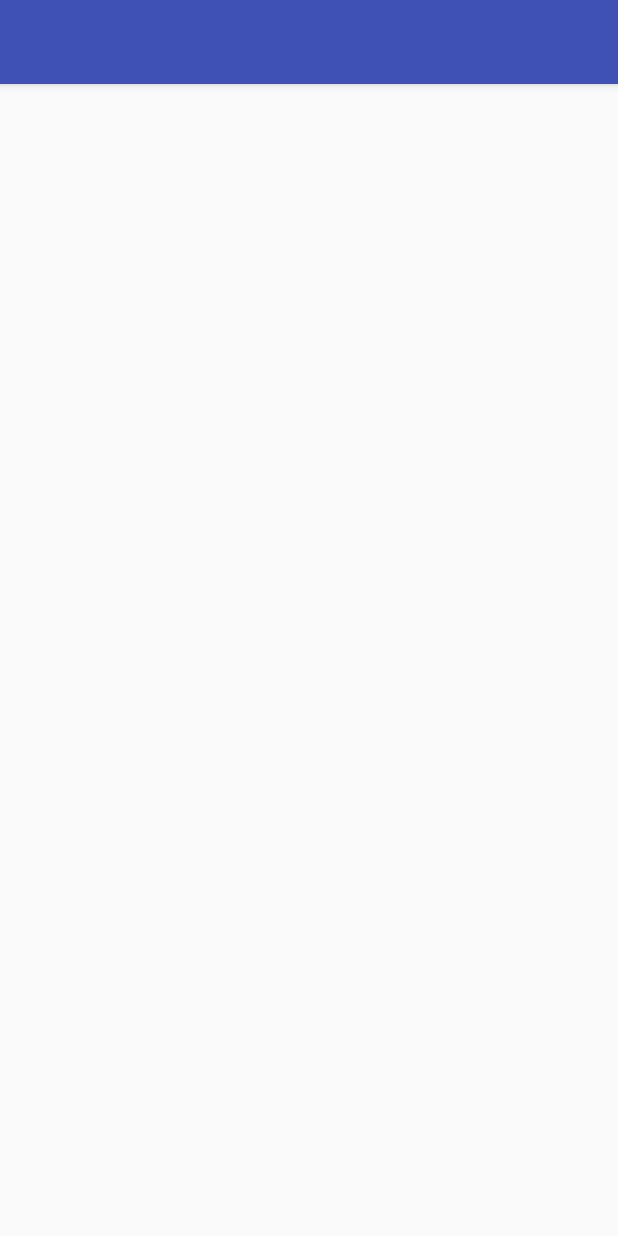
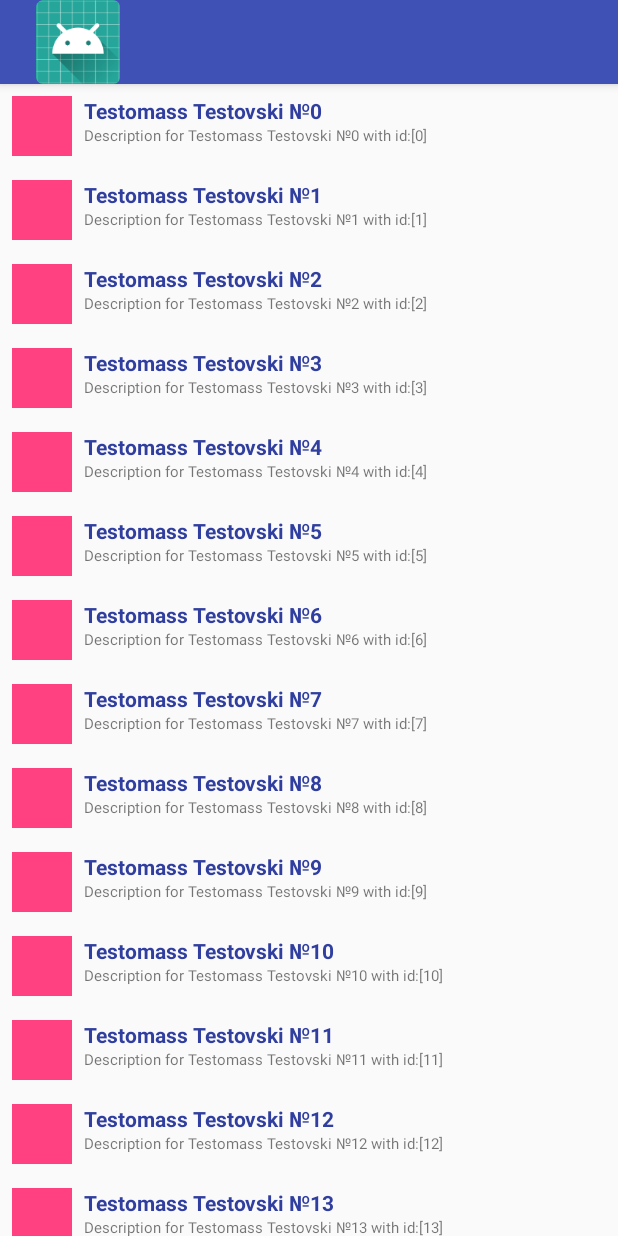
Before and after one commit to simo-andreev/AnimusAnimato, an Android app: the screen it shows after launch (MainActivity), on a phone screen of 412 x 824 dp. Run offline under Robolectric (Android 15) with nearby library versions, the phone set to English and light mode, and no system bars; network calls fail; pictures from the network do not load.

```diff
--- a/app/src/main/AndroidManifest.xml
+++ b/app/src/main/AndroidManifest.xml
@@ -1,5 +1,7 @@
 <manifest xmlns:android="http://schemas.android.com/apk/res/android"
     package="sim.o.bg.animusanimato">
+
+    <uses-permission android:name="android.permission.INTERNET"/>
 
     <application
         android:allowBackup="true"
--- a/app/src/main/java/sim/o/bg/animusanimato/main/MainActivity.java
+++ b/app/src/main/java/sim/o/bg/animusanimato/main/MainActivity.java
@@ -1,16 +1,142 @@
 package sim.o.bg.animusanimato.main;
 
 import android.app.Activity;
+import android.graphics.Bitmap;
+import android.graphics.BitmapFactory;
+import android.graphics.drawable.ColorDrawable;
+import android.os.AsyncTask;
 import android.os.Bundle;
 import android.support.annotation.Nullable;
+import android.support.v4.content.ContextCompat;
+import android.support.v7.widget.RecyclerView;
+import android.support.v7.widget.Toolbar;
+import android.view.View;
+import android.view.ViewGroup;
+import android.widget.ImageView;
+import android.widget.TextView;
+
+import java.io.IOException;
+import java.lang.ref.WeakReference;
+import java.net.MalformedURLException;
+import java.net.URL;
+import java.util.ArrayList;
 
 import sim.o.bg.animusanimato.R;
+import sim.o.bg.animusanimato.model.Client;
 
 public class MainActivity extends Activity {
+    public static ColorDrawable mDefaultBack;
 
     @Override
     protected void onCreate(@Nullable Bundle savedInstanceState) {
         super.onCreate(savedInstanceState);
         setContentView(R.layout.activity_main);
+
+        if (mDefaultBack == null)
+            mDefaultBack = new ColorDrawable(ContextCompat.getColor(MainActivity.this, R.color.colorAccent));
+
+        Toolbar toolbar = findViewById(R.id.toolbar);
+        toolbar.setLogo(R.mipmap.ic_launcher);
+
+        RecyclerView recycler = findViewById(R.id.activity_main_recycler);
+        recycler.setAdapter(new RecyclerView.Adapter<ClientHolder>() {
+            final ArrayList<Client> clients;
+
+            {
+                String nameBase, urlBase;
+                nameBase = "Testomass Testovski №";
+                urlBase = "http://via.placeholder.com/240x240&text=№";
+
+                clients = new ArrayList<>();
+                for (int i = 0; i < 100_000; i++) {
+                    try {
+                        clients.add(new Client(nameBase + i, i, new URL(urlBase + i)));
+                    } catch (MalformedURLException e) {
+                        throw new RuntimeException(e);
+                    }
+                }
+            }
+
+            @Override
+            public ClientHolder onCreateViewHolder(ViewGroup parent, int viewType) {
+                return new ClientHolder(getLayoutInflater().inflate(R.layout.row_image_title_details, parent, false));
+            }
+
+            @Override
+            public void onBindViewHolder(ClientHolder holder, int position) {
+                try {
+                    holder.bind(clients.get(position));
+                } catch (IOException e) {
+                    throw new RuntimeException(e);
+                }
+            }
+
+            @Override
+            public int getItemCount() {
+                return clients.size();
+            }
+        });
+    }
+
+    private class ClientHolder extends RecyclerView.ViewHolder {
+        private final ImageView mPhoto;
+        private final TextView mTitle;
+        private final TextView mDetails;
+        private AsyncImageRetriever mImageRetriever;
+
+        ClientHolder(View itemView) {
+            super(itemView);
+
+            mPhoto = itemView.findViewById(R.id.row_image_title_details_image);
+            mTitle = itemView.findViewById(R.id.row_image_title_details_title);
+            mDetails = itemView.findViewById(R.id.row_image_title_details_details);
+        }
+
+        private void bind(Client client) throws IOException {
+            if (mImageRetriever != null)
+                mImageRetriever.cancel(true);
+
+            mPhoto.setImageDrawable(mDefaultBack);
+
+            mImageRetriever = new AsyncImageRetriever(mPhoto);
+            mImageRetriever.execute(client.getPhotoURL());
+
+            mTitle.setText(client.getName());
+            mDetails.setText(client.getDescription());
+        }
     }
 }
+
+class AsyncImageRetriever extends AsyncTask<URL, Void, Bitmap>{
+
+    private final WeakReference<ImageView> mTargetView;
+
+    AsyncImageRetriever(ImageView targetView) {
+        this.mTargetView = new WeakReference<>(targetView);
+    }
+
+    @Override
+    protected Bitmap doInBackground(URL... urls) {
+        try {
+            Thread.sleep(10);
+
+            if (isCancelled()) return null;
+
+            return BitmapFactory.decodeStream(urls[0].openConnection().getInputStream());
+        } catch (IOException|InterruptedException e) {
+            throw new RuntimeException(e);
+        }
+    }
+
+    @Override
+    protected void onCancelled() {
+        if (mTargetView.get() != null)
+            mTargetView.get();
+    }
+
+    @Override
+    protected void onPostExecute(Bitmap bitmap) {
+        if (mTargetView.get() != null)
+            mTargetView.get().setImageBitmap(bitmap);
+    }
+}
--- /dev/null
+++ b/app/src/main/java/sim/o/bg/animusanimato/model/Client.kt
@@ -0,0 +1,9 @@
+package sim.o.bg.animusanimato.model
+
+import java.net.URL
+
+open class BaseDataObject(_id: Long)
+
+data class Client (val name: String, val _id: Long, val photoURL: URL) : BaseDataObject(_id){
+    val description: String = "Description for $name with id:[$_id]"
+}
--- a/app/src/main/res/layout/activity_main.xml
+++ b/app/src/main/res/layout/activity_main.xml
@@ -12,6 +12,7 @@
         android:id="@+id/activity_main_recycler"
         android:layout_width="match_parent"
         android:layout_height="wrap_content"
+        app:layoutManager="android.support.v7.widget.LinearLayoutManager"
         app:layout_constraintTop_toBottomOf="@id/toolbar"
         tools:listitem="@layout/row_image_title_details" />
 
--- a/app/src/main/res/layout/row_image_title_details.xml
+++ b/app/src/main/res/layout/row_image_title_details.xml
@@ -32,6 +32,9 @@
         android:layout_width="0dp"
         android:layout_height="0dp"
         android:layout_marginStart="@dimen/spacing_mid_mid"
+        android:ellipsize="end"
+        android:singleLine="true"
+        android:textSize="@dimen/text_small"
         app:layout_constraintBottom_toBottomOf="parent"
         app:layout_constraintEnd_toEndOf="parent"
         app:layout_constraintStart_toEndOf="@id/row_image_title_details_image"
--- a/app/src/main/res/values/dimens.xml
+++ b/app/src/main/res/values/dimens.xml
@@ -5,4 +5,6 @@
     <dimen name="elevation_mid">4dp</dimen>
 
     <dimen name="spacing_mid_mid">8dp</dimen>
+
+    <dimen name="text_small">10sp</dimen>
 </resources>
```
Also changed, not shown: 1 other file.
